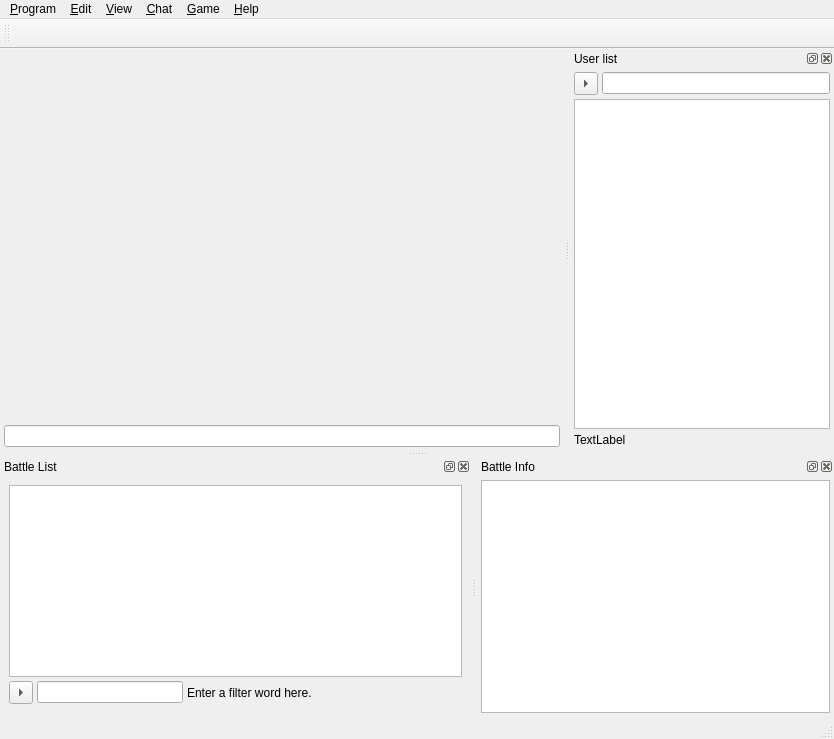
Above: ui/mainWidget.ui from tizbac/qtlobby before the change. Below: the same form after it.
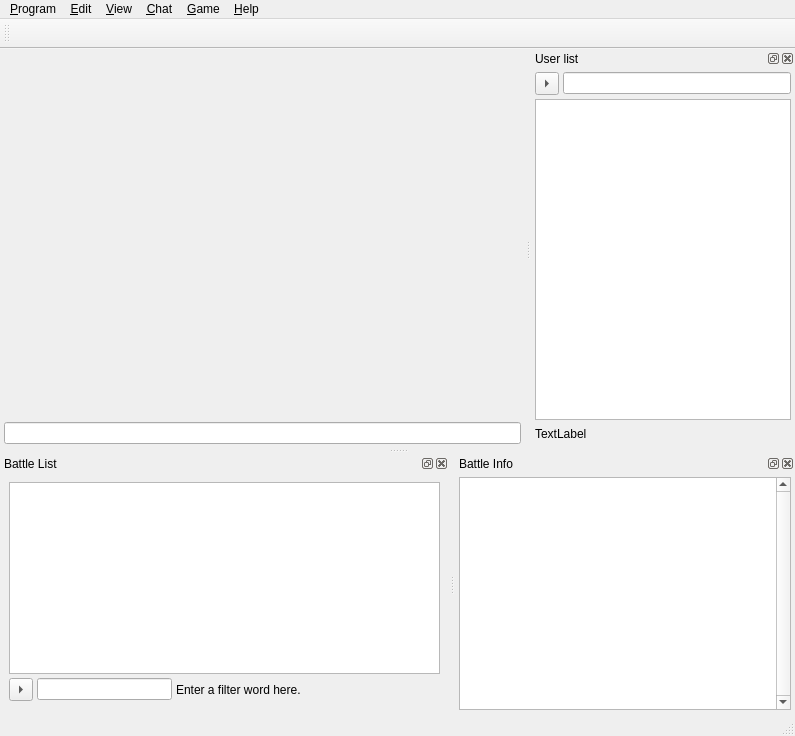
That is the form after the change. Icons and pictures are not drawn. Custom widgets are drawn as their Qt base class.

Commit message: Fixed Issue 60. Tab switch now correctly working and window doesn't grow anymore after several switches.

Patch:
```diff
--- a/ui/mainWidget.ui
+++ b/ui/mainWidget.ui
@@ -7,8 +7,8 @@
    <rect>
     <x>0</x>
     <y>0</y>
-    <width>834</width>
-    <height>739</height>
+    <width>795</width>
+    <height>736</height>
    </rect>
   </property>
   <property name="windowTitle">
@@ -17,32 +17,15 @@
   <widget class="QWidget" name="centralwidget">
    <layout class="QGridLayout" name="gridLayout_2">
     <item row="0" column="0">
-     <layout class="QGridLayout">
-      <item row="1" column="0">
-       <widget class="InputLine" name="inputLineEdit">
-        <property name="sizePolicy">
-         <sizepolicy hsizetype="Expanding" vsizetype="Fixed">
-          <horstretch>0</horstretch>
-          <verstretch>0</verstretch>
-         </sizepolicy>
-        </property>
-       </widget>
-      </item>
-      <item row="0" column="0">
        <widget class="QStackedWidget" name="lobbyStackedWidget">
-        <property name="sizePolicy">
-         <sizepolicy hsizetype="Expanding" vsizetype="Expanding">
-          <horstretch>0</horstretch>
-          <verstretch>0</verstretch>
-         </sizepolicy>
-        </property>
         <property name="contextMenuPolicy">
          <enum>Qt::CustomContextMenu</enum>
         </property>
         <widget class="QWidget" name="lobbyStackedWidgetPage6"/>
        </widget>
       </item>
-     </layout>
+    <item row="1" column="0">
+     <widget class="InputLine" name="inputLineEdit"/>
     </item>
    </layout>
   </widget>
@@ -51,8 +34,8 @@
     <rect>
      <x>0</x>
      <y>0</y>
-     <width>834</width>
-     <height>28</height>
+     <width>795</width>
+     <height>26</height>
     </rect>
    </property>
    <widget class="QMenu" name="menu_Program">
@@ -114,24 +97,6 @@
   </widget>
   <widget class="QStatusBar" name="statusbar"/>
   <widget class="QDockWidget" name="userListDockWidget">
-   <property name="sizePolicy">
-    <sizepolicy hsizetype="Preferred" vsizetype="Preferred">
-     <horstretch>0</horstretch>
-     <verstretch>0</verstretch>
-    </sizepolicy>
-   </property>
-   <property name="minimumSize">
-    <size>
-     <width>112</width>
-     <height>190</height>
-    </size>
-   </property>
-   <property name="maximumSize">
-    <size>
-     <width>524287</width>
-     <height>524287</height>
-    </size>
-   </property>
    <property name="font">
     <font>
      <weight>50</weight>
@@ -157,8 +122,10 @@
     <number>2</number>
    </attribute>
    <widget class="QWidget" name="dockWidgetContents">
-    <layout class="QGridLayout">
+    <layout class="QGridLayout" name="gridLayout">
      <item row="0" column="0">
+      <layout class="QVBoxLayout" name="verticalLayout">
+       <item>
       <layout class="QGridLayout">
        <item row="0" column="0">
         <widget class="QToolButton" name="userListClearLineEditButton">
@@ -182,7 +149,7 @@
        </item>
       </layout>
      </item>
-     <item row="1" column="0">
+       <item>
       <widget class="Users" name="users">
        <property name="enabled">
         <bool>true</bool>
@@ -190,6 +157,9 @@
        <property name="contextMenuPolicy">
         <enum>Qt::CustomContextMenu</enum>
        </property>
+         <property name="verticalScrollBarPolicy">
+          <enum>Qt::ScrollBarAsNeeded</enum>
+         </property>
        <property name="alternatingRowColors">
         <bool>true</bool>
        </property>
@@ -216,13 +186,32 @@
        </attribute>
       </widget>
      </item>
-     <item row="2" column="0">
+       <item>
+        <layout class="QHBoxLayout" name="horizontalLayout">
+         <item>
       <widget class="QLabel" name="usersInCurrentChannel">
        <property name="text">
         <string>TextLabel</string>
        </property>
       </widget>
      </item>
+         <item>
+          <spacer name="horizontalSpacer_2">
+           <property name="orientation">
+            <enum>Qt::Horizontal</enum>
+           </property>
+           <property name="sizeHint" stdset="0">
+            <size>
+             <width>40</width>
+             <height>20</height>
+            </size>
+           </property>
+          </spacer>
+         </item>
+        </layout>
+       </item>
+      </layout>
+     </item>
     </layout>
    </widget>
   </widget>
@@ -326,6 +315,9 @@
     <layout class="QGridLayout" name="gridLayout_3">
      <item row="0" column="0">
       <widget class="QTreeView" name="battleInfoTreeView">
+       <property name="verticalScrollBarPolicy">
+        <enum>Qt::ScrollBarAlwaysOn</enum>
+       </property>
        <property name="alternatingRowColors">
         <bool>true</bool>
        </property>
```
Lines whose indentation alone changed are shown as unchanged. The commit also changes 2 other files.
